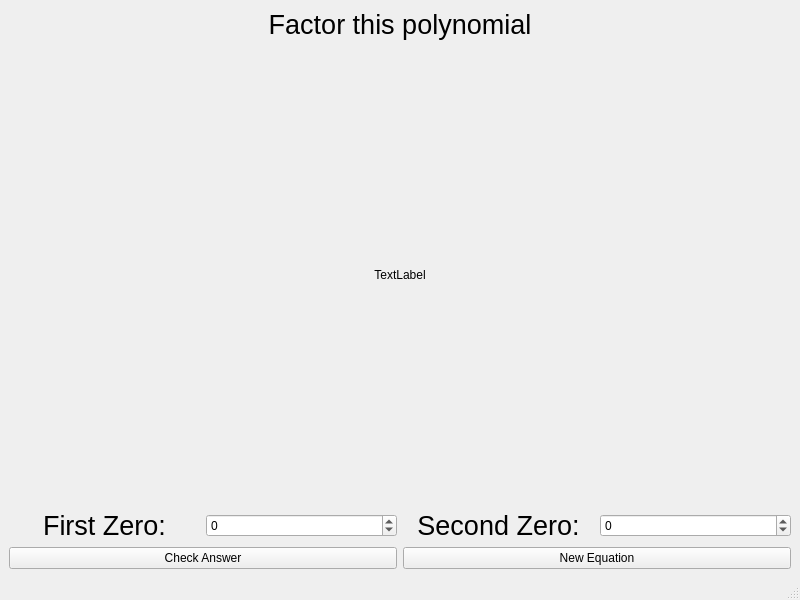
Old version of the form PracticeFactoringApplication/factoringapplicationwindow.ui in the repository KoizumIsaac/PracticeFactoringApplication.
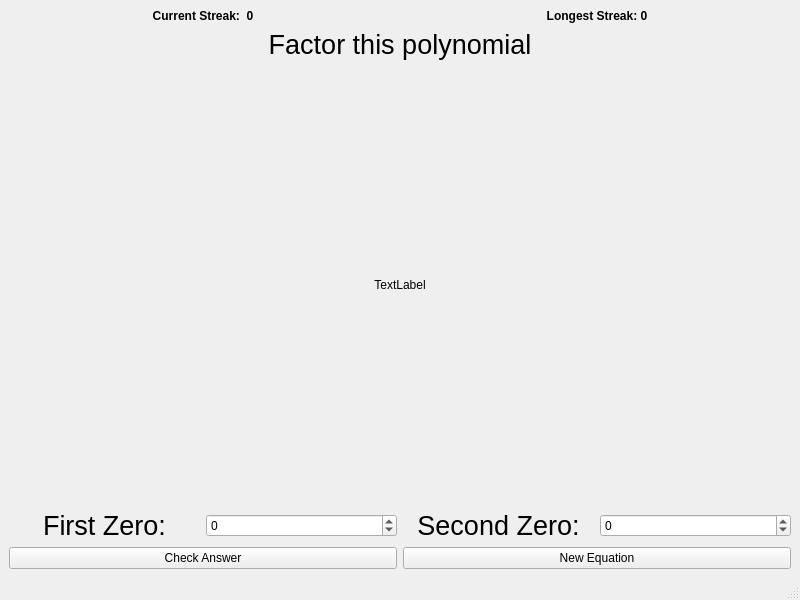
New version of the form.

Commit message: Added text labels for current streak and longest streak.

```diff
--- a/PracticeFactoringApplication/factoringapplicationwindow.ui
+++ b/PracticeFactoringApplication/factoringapplicationwindow.ui
@@ -14,7 +14,41 @@
    <string>Find the Zeros of the Polynomial!</string>
   </property>
   <widget class="QWidget" name="centralwidget">
-   <layout class="QVBoxLayout" name="verticalLayout" stretch="0,2,2,0">
+   <layout class="QVBoxLayout" name="verticalLayout" stretch="0,0,2,2,0">
+    <item>
+     <layout class="QHBoxLayout" name="horizontalLayout_3">
+      <item>
+       <widget class="QLabel" name="label_2">
+        <property name="font">
+         <font>
+          <bold>true</bold>
+         </font>
+        </property>
+        <property name="text">
+         <string>Current Streak:  0</string>
+        </property>
+        <property name="alignment">
+         <set>Qt::AlignmentFlag::AlignCenter</set>
+        </property>
+       </widget>
+      </item>
+      <item>
+       <widget class="QLabel" name="label">
+        <property name="font">
+         <font>
+          <bold>true</bold>
+         </font>
+        </property>
+        <property name="text">
+         <string>Longest Streak: 0</string>
+        </property>
+        <property name="alignment">
+         <set>Qt::AlignmentFlag::AlignCenter</set>
+        </property>
+       </widget>
+      </item>
+     </layout>
+    </item>
     <item>
      <widget class="QLabel" name="promptLabel">
       <property name="font">
```
